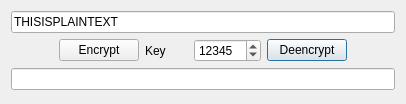
Qt form Tools/ToolCaesarCipher/qtcaesarciphermaindialog.ui (richelbilderbeek/ProjectRichelBilderbeek) before a commit.
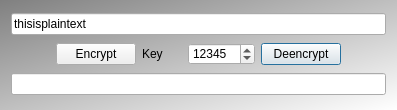
The same form after that commit. Icons and pictures are not drawn.

Diff of the .ui file:
```diff
--- a/Tools/ToolCaesarCipher/qtcaesarciphermaindialog.ui
+++ b/Tools/ToolCaesarCipher/qtcaesarciphermaindialog.ui
@@ -6,8 +6,8 @@
    <rect>
     <x>0</x>
     <y>0</y>
-    <width>406</width>
-    <height>104</height>
+    <width>397</width>
+    <height>110</height>
    </rect>
   </property>
   <property name="windowTitle">
@@ -17,6 +17,12 @@
    <iconset>
     <normaloff>:/images/CaesarCipherArrowDown16x16.png</normaloff>:/images/CaesarCipherArrowDown16x16.png</iconset>
   </property>
+  <property name="styleSheet">
+   <string notr="true">QDialog { 
+background-color: qlineargradient(x1: 0, y1: 0, x2: 1, y2: 1, stop: 0  #808080, stop: 1 #ffffff);
+}
+QWidget { font: 14px &quot;Courier New&quot;, courier, monospace }</string>
+  </property>
   <layout class="QGridLayout" name="gridLayout">
    <item row="1" column="5">
     <widget class="QLabel" name="label_arrow_up">
@@ -65,7 +71,7 @@
    <item row="0" column="0" colspan="6">
     <widget class="QLineEdit" name="edit_plaintext">
      <property name="text">
-      <string>THISISPLAINTEXT</string>
+      <string>thisisplaintext</string>
      </property>
     </widget>
    </item>
```
